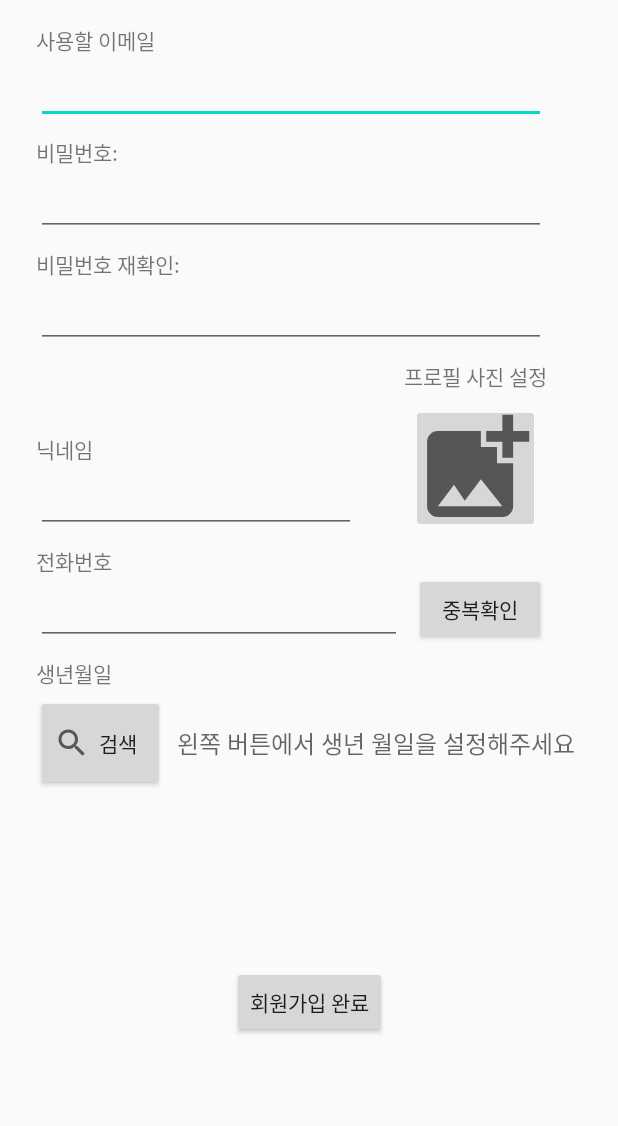
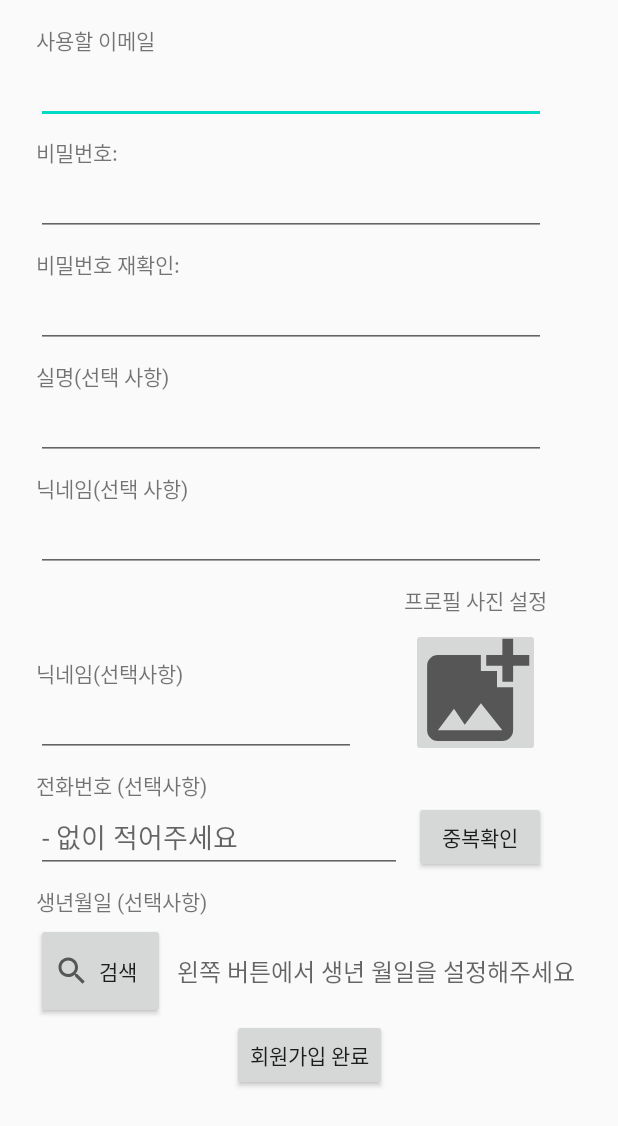
Before and after one commit to https-github-com-inma06/EnglishWordApp, an Android app: the RegisterActivity screen opened directly, with no data from a screen before it, on a phone screen of 412 x 824 dp. Shown: the top 1126 px of the screen. Run offline under Robolectric (Android 15) with nearby library versions, the phone set to English and light mode, and no system bars; our stand-ins replace data binding.

Commit message:
[ADD] 회원가입, 로그인 기능 추가, 구글, 카카오 로그인 연결 제작 대기중

```diff
--- a/wordsRPG/app/src/main/AndroidManifest.xml
+++ b/wordsRPG/app/src/main/AndroidManifest.xml
@@ -4,6 +4,8 @@
 
     <uses-permission android:name="android.permission.READ_EXTERNAL_STORAGE"/>
     <uses-permission android:name="android.permission.WRITE_EXTERNAL_STORAGE"/>
+    <uses-permission android:name="android.permission.ACCESS_NETWORK_STATE"/>
+    <uses-permission android:name="android.permission.INTERNET"/>
 
     <application
         android:allowBackup="false"
--- a/wordsRPG/app/src/main/java/com/uhavecodingproblem/wordsrpg/ui/activity/intro/GuideActivity.kt
+++ b/wordsRPG/app/src/main/java/com/uhavecodingproblem/wordsrpg/ui/activity/intro/GuideActivity.kt
@@ -61,8 +61,7 @@ class GuideActivity : BaseActivity<ActivityGuideBinding>(R.layout.activity_guide
                 prevPosition = position
             }
 
-            override fun onPageScrollStateChanged(state: Int) {
-            }
+            override fun onPageScrollStateChanged(state: Int) {}
 
         })
     }
--- a/wordsRPG/app/src/main/java/com/uhavecodingproblem/wordsrpg/ui/activity/intro/SplashActivity.kt
+++ b/wordsRPG/app/src/main/java/com/uhavecodingproblem/wordsrpg/ui/activity/intro/SplashActivity.kt
@@ -39,7 +39,6 @@ class SplashActivity : BaseActivity<ActivitySplashBinding>(R.layout.activity_spl
                 ivSplashLogo.startAnimation(it)
                 tvSplashLogo.animate().setStartDelay(1500L).alpha(1f).setDuration(1000L).start()
             }
-
     }
 
     override fun onDestroy() {
--- a/wordsRPG/app/src/main/res/layout/activity_register.xml
+++ b/wordsRPG/app/src/main/res/layout/activity_register.xml
@@ -2,13 +2,15 @@
 <layout xmlns:android="http://schemas.android.com/apk/res/android"
     xmlns:app="http://schemas.android.com/apk/res-auto"
     xmlns:tools="http://schemas.android.com/tools">
+<ScrollView
+    android:layout_width="match_parent"
+    android:layout_height="match_parent">
 
     <androidx.constraintlayout.widget.ConstraintLayout
         android:id="@+id/layout_registerRootView"
         android:layout_width="match_parent"
-        android:layout_height="match_parent"
+        android:layout_height="wrap_content"
         android:padding="16dp">
-
 
 
         <EditText
@@ -22,7 +24,6 @@
             app:layout_constraintTop_toBottomOf="@+id/tv_createId" />
 
 
-
         <EditText
             android:id="@+id/et_createPassword"
             android:layout_width="0dp"
@@ -32,15 +33,18 @@
             app:layout_constraintEnd_toEndOf="parent"
             app:layout_constraintStart_toStartOf="@+id/textView10"
             app:layout_constraintTop_toBottomOf="@+id/textView10" />
+
+
         <EditText
-            android:id="@+id/et_passwordDoubleCheck"
+            android:id="@+id/et_userName"
             android:layout_width="0dp"
             android:layout_height="wrap_content"
             android:layout_marginEnd="32dp"
-            android:inputType="textPassword"
+            android:ems="10"
+            android:inputType="textPersonName"
             app:layout_constraintEnd_toEndOf="parent"
-            app:layout_constraintStart_toStartOf="@+id/textView11"
-            app:layout_constraintTop_toBottomOf="@+id/textView11" />
+            app:layout_constraintStart_toStartOf="@+id/textView15"
+            app:layout_constraintTop_toBottomOf="@+id/textView15" />
         <EditText
             android:id="@+id/et_nickName"
             android:layout_width="wrap_content"
@@ -49,15 +53,29 @@
             android:inputType="textPersonName"
             app:layout_constraintBottom_toBottomOf="@+id/ibn_profileImage"
             app:layout_constraintStart_toStartOf="@+id/tv_nickName" />
+
         <EditText
             android:id="@+id/et_phoneNumber"
             android:layout_width="0dp"
             android:layout_height="wrap_content"
             android:layout_marginEnd="8dp"
+            android:hint="- 없이 적어주세요"
             android:inputType="phone"
             app:layout_constraintEnd_toStartOf="@+id/btn_phoneNumberDoubleCheck"
             app:layout_constraintStart_toStartOf="@+id/tv_phoneNumber"
             app:layout_constraintTop_toBottomOf="@+id/tv_phoneNumber" />
+
+
+        <EditText
+            android:id="@+id/et_userNickName"
+            android:layout_width="0dp"
+            android:layout_height="wrap_content"
+            android:layout_marginEnd="32dp"
+            android:ems="10"
+            android:inputType="textPersonName"
+            app:layout_constraintEnd_toEndOf="parent"
+            app:layout_constraintStart_toStartOf="@+id/textView16"
+            app:layout_constraintTop_toBottomOf="@+id/textView16" />
 
 
         <TextView
@@ -68,7 +86,15 @@
             android:text="사용할 이메일"
             app:layout_constraintStart_toStartOf="parent"
             app:layout_constraintTop_toTopOf="parent" />
-
+        <EditText
+            android:id="@+id/et_passwordDoubleCheck"
+            android:layout_width="0dp"
+            android:layout_height="wrap_content"
+            android:layout_marginEnd="32dp"
+            android:inputType="textPassword"
+            app:layout_constraintEnd_toEndOf="parent"
+            app:layout_constraintStart_toStartOf="@+id/textView11"
+            app:layout_constraintTop_toBottomOf="@+id/textView11" />
         <TextView
             android:id="@+id/textView10"
             android:layout_width="wrap_content"
@@ -77,6 +103,7 @@
             android:text="비밀번호:"
             app:layout_constraintStart_toStartOf="@+id/et_crateId"
             app:layout_constraintTop_toBottomOf="@+id/et_crateId" />
+
         <Button
             android:id="@+id/btn_registerComplete"
             android:layout_width="wrap_content"
@@ -102,10 +129,9 @@
             android:id="@+id/tv_nickName"
             android:layout_width="wrap_content"
             android:layout_height="wrap_content"
-            android:text="닉네임"
+            android:text="닉네임(선택사항)"
             app:layout_constraintBottom_toTopOf="@+id/et_nickName"
-            app:layout_constraintStart_toStartOf="@+id/et_passwordDoubleCheck" />
-
+            app:layout_constraintStart_toStartOf="@+id/et_userNickName" />
 
 
         <TextView
@@ -113,10 +139,9 @@
             android:layout_width="wrap_content"
             android:layout_height="wrap_content"
             android:layout_marginTop="8dp"
-            android:text="전화번호"
+            android:text="전화번호 (선택사항)"
             app:layout_constraintStart_toStartOf="@+id/et_nickName"
             app:layout_constraintTop_toBottomOf="@+id/ibn_profileImage" />
-
 
 
         <Button
@@ -134,10 +159,10 @@
             android:layout_height="86dp"
             android:layout_marginTop="8dp"
             android:onClick="ibnClickListener"
+            android:src="@drawable/ic_baseline_add_photo_alternate_86"
             app:layout_constraintEnd_toEndOf="@+id/tv_profileImage"
             app:layout_constraintStart_toStartOf="@+id/tv_profileImage"
-            app:layout_constraintTop_toBottomOf="@+id/tv_profileImage"
-            android:src="@drawable/ic_baseline_add_photo_alternate_86" />
+            app:layout_constraintTop_toBottomOf="@+id/tv_profileImage" />
 
         <TextView
             android:id="@+id/tv_profileImage"
@@ -147,14 +172,14 @@
             android:text="프로필 사진 설정"
             app:layout_constraintEnd_toEndOf="parent"
             app:layout_constraintStart_toEndOf="@+id/et_nickName"
-            app:layout_constraintTop_toBottomOf="@+id/et_passwordDoubleCheck" />
+            app:layout_constraintTop_toBottomOf="@+id/et_userNickName" />
 
         <TextView
             android:id="@+id/textView18"
             android:layout_width="wrap_content"
             android:layout_height="wrap_content"
             android:layout_marginTop="8dp"
-            android:text="생년월일"
+            android:text="생년월일 (선택사항)"
             app:layout_constraintStart_toStartOf="@+id/et_phoneNumber"
             app:layout_constraintTop_toBottomOf="@+id/et_phoneNumber" />
 
@@ -180,5 +205,26 @@
             app:layout_constraintStart_toEndOf="@+id/btn_birthDaySearch"
             app:layout_constraintTop_toTopOf="@+id/btn_birthDaySearch" />
 
+        <TextView
+            android:id="@+id/textView15"
+            android:layout_width="wrap_content"
+            android:layout_height="wrap_content"
+            android:layout_marginTop="8dp"
+            android:text="실명(선택 사항)"
+            app:layout_constraintStart_toStartOf="@+id/et_passwordDoubleCheck"
+            app:layout_constraintTop_toBottomOf="@+id/et_passwordDoubleCheck" />
+
+
+        <TextView
+            android:id="@+id/textView16"
+            android:layout_width="wrap_content"
+            android:layout_height="wrap_content"
+            android:layout_marginTop="8dp"
+            android:text="닉네임(선택 사항)"
+            app:layout_constraintStart_toStartOf="@+id/et_userName"
+            app:layout_constraintTop_toBottomOf="@+id/et_userName" />
+
+
     </androidx.constraintlayout.widget.ConstraintLayout>
+</ScrollView>
 </layout>
```
Also changed, not shown: wordsRPG/app/src/main/java/com/uhavecodingproblem/wordsrpg/db/server_db/api/AuthApiClient.kt (added, +50 -0 lines), wordsRPG/app/src/main/java/com/uhavecodingproblem/wordsrpg/db/server_db/api/ServerApi.kt (deleted, +0 -36 lines), wordsRPG/app/src/main/java/com/uhavecodingproblem/wordsrpg/db/server_db/dataholder/User.kt (+19 -19 lines), wordsRPG/app/src/main/java/com/uhavecodingproblem/wordsrpg/repository/AuthRepository.kt (added, +59 -0 lines), wordsRPG/app/src/main/java/com/uhavecodingproblem/wordsrpg/ui/activity/intro/LoginActivity.kt (+14 -5 lines), wordsRPG/app/src/main/java/com/uhavecodingproblem/wordsrpg/ui/activity/intro/RegisterActivity.kt (+32 -14 lines), wordsRPG/app/src/main/java/com/uhavecodingproblem/wordsrpg/viewmodel/RegisterViewModel.kt (added, +56 -0 lines), wordsRPG/app/src/main/res/layout/activity_login.xml (+55 -16 lines), wordsRPG/app/src/main/res/values/strings.xml (+6 -1 lines).
